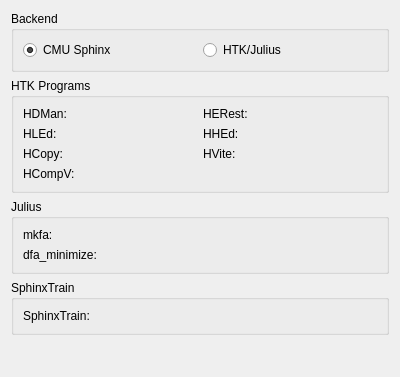
KDE/simon, file simonlib/speechmodelcompilation/config/externalprograms.ui: the form before one commit.
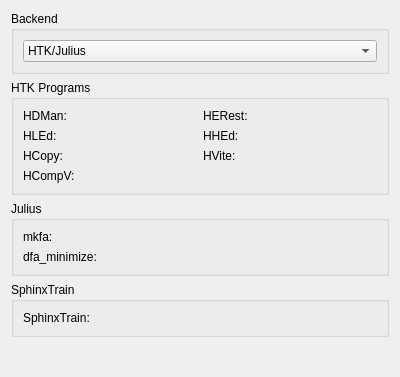
The form after the commit. Custom widgets are drawn as their Qt base class.

Patch:
```diff
--- a/simonlib/speechmodelcompilation/config/externalprograms.ui
+++ b/simonlib/speechmodelcompilation/config/externalprograms.ui
@@ -21,20 +21,20 @@
      </property>
      <layout class="QHBoxLayout" name="horizontalLayout_5">
       <item>
-       <widget class="QRadioButton" name="kcfg_sphinx">
+       <widget class="QComboBox" name="kcfg_backend">
+        <property name="currentIndex">
+         <number>1</number>
+        </property>
+        <item>
         <property name="text">
          <string>CMU Sphinx</string>
         </property>
-        <property name="checked">
-         <bool>true</bool>
-        </property>
-       </widget>
       </item>
       <item>
-       <widget class="QRadioButton" name="kcfg_jhtk">
         <property name="text">
          <string>HTK/Julius</string>
         </property>
+        </item>
        </widget>
       </item>
      </layout>
```
Lines whose indentation alone changed are shown as unchanged.
